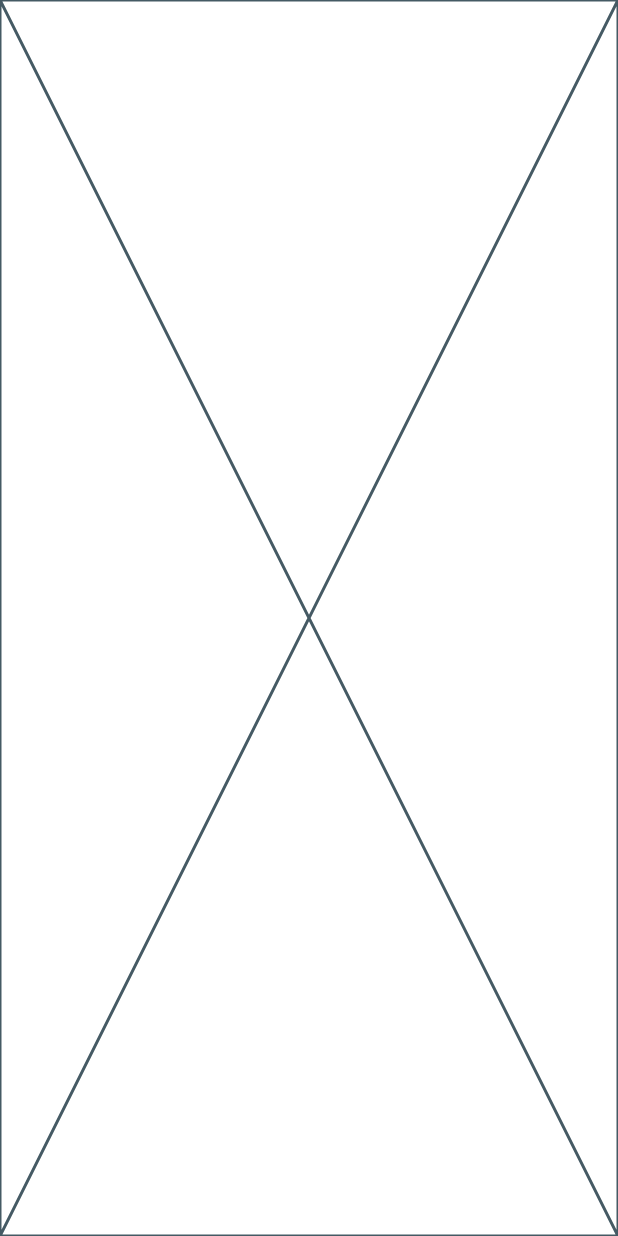
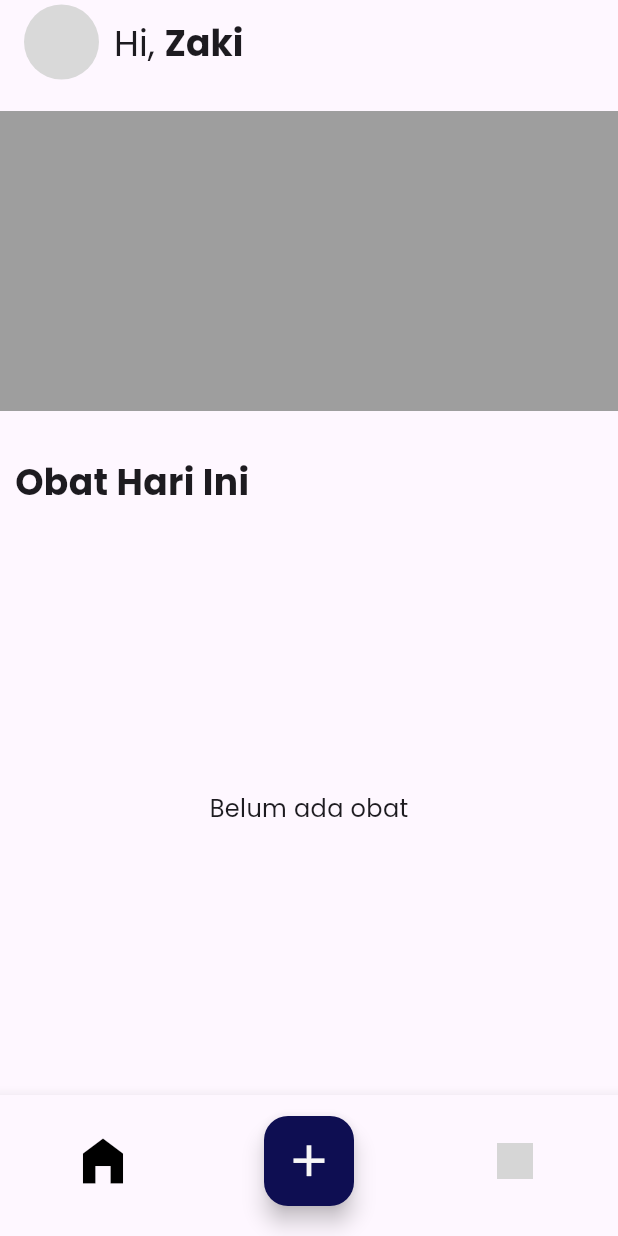
Before and after one commit to Rhystall/MyTheraphyApp, a Flutter app: the screen it shows after launch, on a phone screen of 412 x 824 dp. Run offline on Flutter 3.47's test engine with Material 3 defaults, Android fonts, the light colour scheme and no system bars; our stand-ins replace google_fonts; grey boxes are pictures that could not be loaded.

Commit message:
Cicil Home Page + Lanjutin Slicing Design System

```diff
--- a/lib/main.dart
+++ b/lib/main.dart
@@ -1,5 +1,5 @@
 import 'package:flutter/material.dart';
-import 'package:my_theraphy/pages/Home_Page.dart';
+import 'package:my_theraphy/pages/home_page.dart';
 
 void main() {
   runApp(const MyApp());
@@ -11,7 +11,7 @@ class MyApp extends StatelessWidget {
   @override
   Widget build(BuildContext context) {
     return MaterialApp(
-      title: 'Flutter Demo',
+      title: 'MyTheraphy',
       theme: ThemeData(
         colorScheme: ColorScheme.fromSeed(seedColor: Colors.deepPurple),
         useMaterial3: true,
--- a/lib/pages/Home_Page.dart
+++ b/lib/pages/Home_Page.dart
@@ -1,4 +1,7 @@
 import 'package:flutter/material.dart';
+import 'package:my_theraphy/styles/color_collection.dart';
+import 'package:my_theraphy/styles/typography_collection.dart';
+import 'package:my_theraphy/widgets/bottom_navigation_bar.dart';
 
 class HomePage extends StatefulWidget {
   const HomePage({super.key});
@@ -10,6 +13,64 @@ class HomePage extends StatefulWidget {
 class _HomePageState extends State<HomePage> {
   @override
   Widget build(BuildContext context) {
-    return const Placeholder();
+    return Scaffold(
+      appBar: AppBar(
+        title: Row(
+          children: [
+            Container(
+              width: 50,
+              height: 50,
+              decoration: const BoxDecoration(
+                color: ColorCollections.primaryGray,
+                shape: BoxShape.circle,
+                // image: DecorationImage(
+                //   image: AssetImage('assets/images/profile.png'),
+                //   fit: BoxFit.cover,
+                // ),
+              ),
+            ),
+            const SizedBox(width: 10),
+            Row(
+              children: [
+                Text(
+                  "Hi, ",
+                  style: TypographyCollection.sh1,
+                ),
+                Text(
+                  "Zaki",
+                  style: TypographyCollection.h1,
+                ),
+              ],
+            )
+          ],
+        ),
+      ),
+      body: Column(
+        crossAxisAlignment: CrossAxisAlignment.start,
+        children: [
+          // List Tanggal
+          Container(
+            margin: const EdgeInsets.only(top: 18),
+            color: Colors.grey,
+            height: 200,
+            width: double.infinity,
+          ),
+          // List Obat untuk diminum
+          const SizedBox(height: 20),
+          Padding(
+            padding: const EdgeInsets.all(10),
+            child: Text('Obat Hari Ini', style: TypographyCollection.h1),
+          ),
+          Expanded(
+            child: Center(
+                child: Text(
+              "Belum ada obat",
+              style: TypographyCollection.h2,
+            )),
+          ),
+          const CustomBottomNavigationBar(),
+        ],
+      ),
+    );
   }
 }
--- a/lib/styles/typography_collection.dart
+++ b/lib/styles/typography_collection.dart
@@ -1,27 +1,24 @@
 import 'package:flutter/material.dart';
+import 'package:google_fonts/google_fonts.dart';
 
 class TypographyCollection {
-  static const TextStyle h1 = TextStyle(
-    fontFamily: 'Poppins',
-    fontSize: 14,
+  static final TextStyle h1 = GoogleFonts.poppins(
+    fontSize: 24,
     fontWeight: FontWeight.bold,
   );
 
-  static const TextStyle sh1 = TextStyle(
-    fontFamily: 'Poppins',
-    fontSize: 14,
+  static final TextStyle sh1 = GoogleFonts.poppins(
+    fontSize: 24,
     fontWeight: FontWeight.normal,
   );
 
-  static const TextStyle h2 = TextStyle(
-    fontFamily: 'Poppins',
-    fontSize: 10,
+  static final TextStyle h2 = GoogleFonts.poppins(
+    fontSize: 16,
     fontWeight: FontWeight.normal,
   );
 
-  static const TextStyle italic = TextStyle(
-    fontFamily: 'Poppins',
-    fontSize: 10,
+  static final TextStyle italic = GoogleFonts.poppins(
+    fontSize: 16,
     fontStyle: FontStyle.italic,
   );
 }
--- /dev/null
+++ b/lib/widgets/bottom_navigation_bar.dart
@@ -0,0 +1,57 @@
+import 'package:flutter/material.dart';
+import 'package:my_theraphy/styles/color_collection.dart';
+
+class CustomBottomNavigationBar extends StatefulWidget {
+  const CustomBottomNavigationBar({super.key});
+
+  @override
+  State<CustomBottomNavigationBar> createState() =>
+      _CustomBottomNavigationBarState();
+}
+
+class _CustomBottomNavigationBarState extends State<CustomBottomNavigationBar> {
+  @override
+  Widget build(BuildContext context) {
+    return BottomNavigationBar(
+      useLegacyColorScheme: false,
+      iconSize: 40,
+      showSelectedLabels: false,
+      showUnselectedLabels: false,
+      items: <BottomNavigationBarItem>[
+        const BottomNavigationBarItem(
+          icon: Icon(
+            Icons.home_filled,
+            color: Colors.black,
+          ),
+          label: 'Home',
+        ),
+        BottomNavigationBarItem(
+            icon: Container(
+              width: 60,
+              height: 60,
+              decoration: BoxDecoration(
+                borderRadius: BorderRadius.circular(100),
+              ),
+              child: FloatingActionButton(
+                onPressed: () {
+                  // Add button pressed
+                },
+                backgroundColor: ColorCollections.primaryDarkBlue,
+                child: const Icon(Icons.add,
+                    size: 35, color: ColorCollections.primaryWhite),
+              ),
+            ),
+            label: 'Add Pills'),
+        BottomNavigationBarItem(
+          icon: Image.asset(
+            'assets/icons/ic_pills.png',
+            width: 24,
+            height: 24,
+            color: Colors.black,
+          ),
+          label: 'My Pills',
+        ),
+      ],
+    );
+  }
+}
```
Also changed, not shown: lib/widgets/button_selesai.dart (added, +29 -0 lines), lib/widgets/date_item.dart (added, +44 -0 lines), pubspec.yaml (+3 -8 lines), lib/icons/ic_pills.png (added), lib/pages/my_pills.dart (added), lib/widgets/date_list.dart (added).
